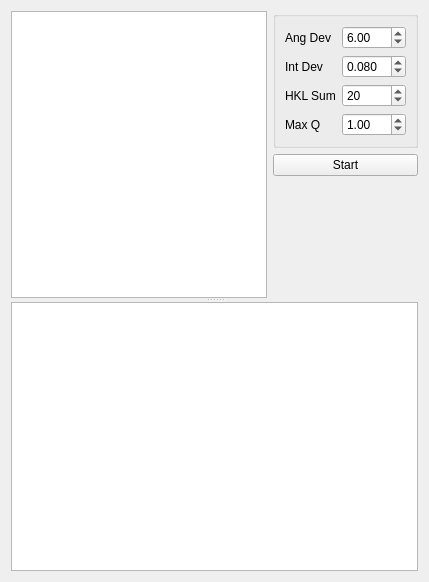
Above: Indexing.ui from BackupTheBerlios/clip-svn before the change. Below: the same form after it.
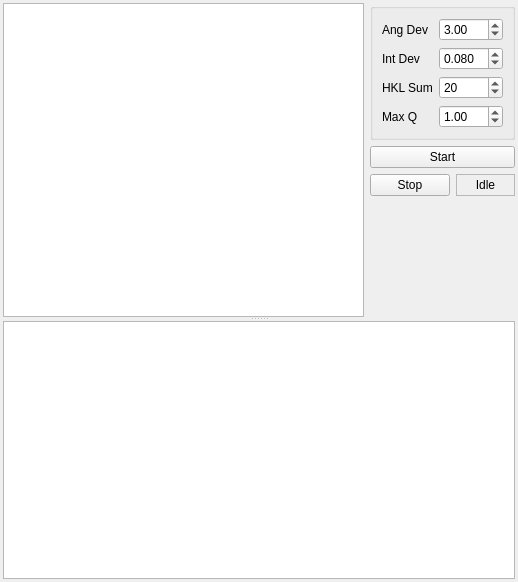
That is the form after the change.

Patch:
```diff
--- a/Indexing.ui
+++ b/Indexing.ui
@@ -5,22 +5,28 @@
    <rect>
     <x>0</x>
     <y>0</y>
-    <width>422</width>
+    <width>518</width>
     <height>582</height>
    </rect>
   </property>
   <property name="windowTitle" >
    <string>Indexing</string>
   </property>
-  <layout class="QGridLayout" name="gridLayout_2" >
+  <layout class="QGridLayout" name="gridLayout_3" >
+   <property name="margin" >
+    <number>3</number>
+   </property>
+   <property name="spacing" >
+    <number>3</number>
+   </property>
    <item row="0" column="0" >
     <widget class="QSplitter" name="splitter" >
      <property name="orientation" >
       <enum>Qt::Vertical</enum>
      </property>
      <widget class="QWidget" name="" >
-      <layout class="QHBoxLayout" name="horizontalLayout" >
-       <item>
+      <layout class="QGridLayout" name="gridLayout_2" >
+       <item rowspan="4" row="0" column="0" >
         <widget class="QTableView" name="SolutionSelector" >
          <property name="sizePolicy" >
           <sizepolicy vsizetype="Expanding" hsizetype="MinimumExpanding" >
@@ -42,9 +48,7 @@
          </property>
         </widget>
        </item>
-       <item>
-        <layout class="QVBoxLayout" name="verticalLayout" >
-         <item>
+       <item row="0" column="1" colspan="2" >
           <widget class="QGroupBox" name="groupBox" >
            <property name="title" >
             <string/>
@@ -63,7 +67,7 @@
             <item row="0" column="1" >
              <widget class="QDoubleSpinBox" name="AngDev" >
               <property name="value" >
-               <double>6.000000000000000</double>
+             <double>3.000000000000000</double>
               </property>
              </widget>
             </item>
@@ -102,6 +106,9 @@
               <property name="minimum" >
                <number>1</number>
               </property>
+            <property name="maximum" >
+             <number>200</number>
+            </property>
               <property name="value" >
                <number>20</number>
               </property>
@@ -133,14 +140,40 @@
            </layout>
           </widget>
          </item>
-         <item>
+       <item row="1" column="1" colspan="2" >
           <widget class="QPushButton" name="startButton" >
            <property name="text" >
             <string>Start</string>
            </property>
           </widget>
          </item>
-         <item>
+       <item row="2" column="1" >
+        <widget class="QPushButton" name="stopButton" >
+         <property name="text" >
+          <string>Stop</string>
+         </property>
+        </widget>
+       </item>
+       <item row="2" column="2" >
+        <widget class="QLabel" name="runLabel" >
+         <property name="autoFillBackground" >
+          <bool>true</bool>
+         </property>
+         <property name="frameShape" >
+          <enum>QFrame::StyledPanel</enum>
+         </property>
+         <property name="frameShadow" >
+          <enum>QFrame::Sunken</enum>
+         </property>
+         <property name="text" >
+          <string>Idle</string>
+         </property>
+         <property name="alignment" >
+          <set>Qt::AlignCenter</set>
+         </property>
+        </widget>
+       </item>
+       <item row="3" column="1" colspan="2" >
           <spacer name="verticalSpacer" >
            <property name="orientation" >
             <enum>Qt::Vertical</enum>
@@ -152,8 +185,6 @@
             </size>
            </property>
           </spacer>
-         </item>
-        </layout>
        </item>
       </layout>
      </widget>
```
Left out of the diff: 3 changed lines with no effect on the pictures. Lines whose indentation alone changed are shown as unchanged.
